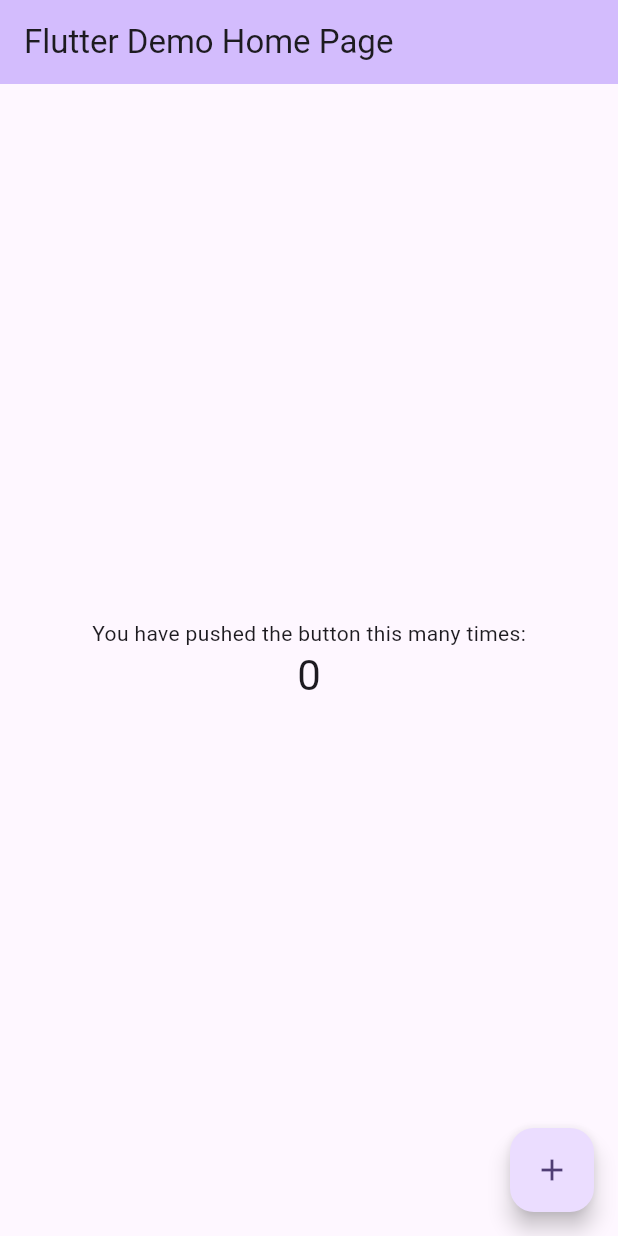
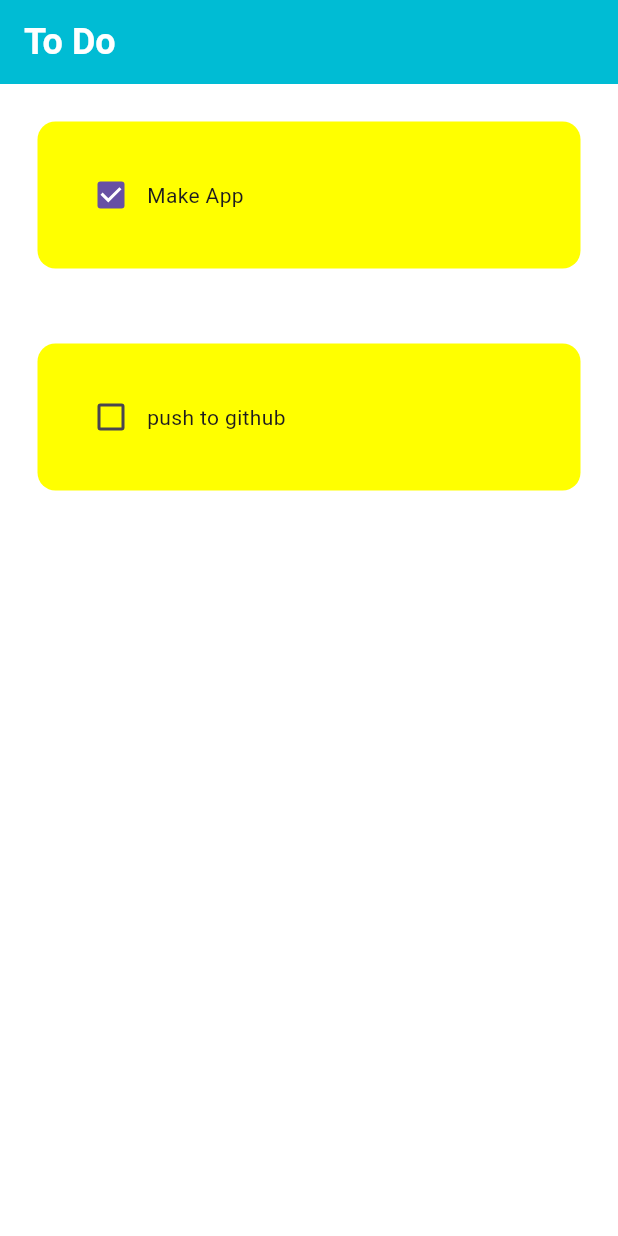
Before and after one commit to thenamanush/FinalProject, a Flutter app: the screen it shows after launch, on a phone screen of 412 x 824 dp. Run offline on Flutter 3.47's test engine with Material 3 defaults, Android fonts, the phone set to English and light mode, and no system bars.

Commit message:
todo tiles

```diff
--- a/ticktask/lib/main.dart
+++ b/ticktask/lib/main.dart
@@ -1,4 +1,5 @@
 import 'package:flutter/material.dart';
+import 'package:ticktask/pages/homepage.dart';
 
 void main() {
   runApp(const MyApp());
@@ -11,112 +12,9 @@ class MyApp extends StatelessWidget {
   @override
   Widget build(BuildContext context) {
     return MaterialApp(
-      title: 'Flutter Demo',
-      theme: ThemeData(
-        // This is the theme of your application.
-        //
-        // TRY THIS: Try running your application with "flutter run". You'll see
-        // the application has a purple toolbar. Then, without quitting the app,
-        // try changing the seedColor in the colorScheme below to Colors.green
-        // and then invoke "hot reload" (save your changes or press the "hot
-        // reload" button in a Flutter-supported IDE, or press "r" if you used
-        // the command line to start the app).
-        //
-        // Notice that the counter didn't reset back to zero; the application
-        // state is not lost during the reload. To reset the state, use hot
-        // restart instead.
-        //
-        // This works for code too, not just values: Most code changes can be
-        // tested with just a hot reload.
-        colorScheme: ColorScheme.fromSeed(seedColor: Colors.deepPurple),
-      ),
-      home: const MyHomePage(title: 'Flutter Demo Home Page'),
+      debugShowCheckedModeBanner: false,
+      home: HomePage(),
+      theme: ThemeData(primarySwatch: Colors.cyan),
     );
   }
 }
-
-class MyHomePage extends StatefulWidget {
-  const MyHomePage({super.key, required this.title});
-
-  // This widget is the home page of your application. It is stateful, meaning
-  // that it has a State object (defined below) that contains fields that affect
-  // how it looks.
-
-  // This class is the configuration for the state. It holds the values (in this
-  // case the title) provided by the parent (in this case the App widget) and
-  // used by the build method of the State. Fields in a Widget subclass are
-  // always marked "final".
-
-  final String title;
-
-  @override
-  State<MyHomePage> createState() => _MyHomePageState();
-}
-
-class _MyHomePageState extends State<MyHomePage> {
-  int _counter = 0;
-
-  void _incrementCounter() {
-    setState(() {
-      // This call to setState tells the Flutter framework that something has
-      // changed in this State, which causes it to rerun the build method below
-      // so that the display can reflect the updated values. If we changed
-      // _counter without calling setState(), then the build method would not be
-      // called again, and so nothing would appear to happen.
-      _counter++;
-    });
-  }
-
-  @override
-  Widget build(BuildContext context) {
-    // This method is rerun every time setState is called, for instance as done
-    // by the _incrementCounter method above.
-    //
-    // The Flutter framework has been optimized to make rerunning build methods
-    // fast, so that you can just rebuild anything that needs updating rather
-    // than having to individually change instances of widgets.
-    return Scaffold(
-      appBar: AppBar(
-        // TRY THIS: Try changing the color here to a specific color (to
-        // Colors.amber, perhaps?) and trigger a hot reload to see the AppBar
-        // change color while the other colors stay the same.
-        backgroundColor: Theme.of(context).colorScheme.inversePrimary,
-        // Here we take the value from the MyHomePage object that was created by
-        // the App.build method, and use it to set our appbar title.
-        title: Text(widget.title),
-      ),
-      body: Center(
-        // Center is a layout widget. It takes a single child and positions it
-        // in the middle of the parent.
-        child: Column(
-          // Column is also a layout widget. It takes a list of children and
-          // arranges them vertically. By default, it sizes itself to fit its
-          // children horizontally, and tries to be as tall as its parent.
-          //
-          // Column has various properties to control how it sizes itself and
-          // how it positions its children. Here we use mainAxisAlignment to
-          // center the children vertically; the main axis here is the vertical
-          // axis because Columns are vertical (the cross axis would be
-          // horizontal).
-          //
-          // TRY THIS: Invoke "debug painting" (choose the "Toggle Debug Paint"
-          // action in the IDE, or press "p" in the console), to see the
-          // wireframe for each widget.
-          mainAxisAlignment: MainAxisAlignment.center,
-          children: <Widget>[
-            const Text('You have pushed the button this many times:'),
-            Text(
-              '$_counter',
-              style: Theme.of(context).textTheme.headlineMedium,
-            ),
-          ],
-        ),
-      ),
-      floatingActionButton: FloatingActionButton(
-        onPressed: _incrementCounter,
-        tooltip: 'Increment',
-        child: const Icon(Icons.add),
-      ), // This trailing comma makes auto-formatting nicer for build methods.
-    );
-  }
-}
--- /dev/null
+++ b/ticktask/lib/pages/homepage.dart
@@ -0,0 +1,41 @@
+import 'package:flutter/material.dart';
+import 'package:ticktask/utils/todotile.dart';
+
+class HomePage extends StatefulWidget {
+  HomePage({super.key});
+
+  @override
+  State<HomePage> createState() => _HomePageState();
+}
+
+class _HomePageState extends State<HomePage> {
+  @override
+  Widget build(BuildContext context) {
+    return Scaffold(
+      // background color
+      backgroundColor: Colors.white,
+
+      // app bar
+      appBar: AppBar(
+        title: const Text(
+          'To Do',
+          style: TextStyle(
+            color: Colors.white,
+            fontWeight: FontWeight.bold,
+            fontSize: 24,
+          ),
+        ),
+        backgroundColor: Colors.cyan,
+        elevation: 0,
+      ),
+
+      // todo tiles
+      body: ListView(
+        children: [
+          todoList(taskName: 'Make App', flag: true, onChanged: (p0) {}),
+          todoList(taskName: 'push to github', flag: false, onChanged: (p0) {}),
+        ],
+      ),
+    );
+  }
+}
--- /dev/null
+++ b/ticktask/lib/utils/todotile.dart
@@ -0,0 +1,36 @@
+import 'package:flutter/material.dart';
+
+class todoList extends StatelessWidget {
+  final String taskName;
+  final bool flag;
+  Function(bool?)? onChanged;
+
+  todoList({
+    super.key,
+    required this.taskName,
+    required this.flag,
+    required this.onChanged,
+  });
+
+  @override
+  Widget build(BuildContext context) {
+    return Padding(
+      padding: EdgeInsets.all(25.0),
+      child: Container(
+        child: Padding(
+          padding: EdgeInsets.all(25.0),
+          child: Row(
+            children: [
+              Checkbox(value: flag, onChanged: onChanged),
+              Text(taskName),
+            ],
+          ),
+        ),
+        decoration: BoxDecoration(
+          color: Colors.yellowAccent,
+          borderRadius: BorderRadius.circular(12),
+        ),
+      ),
+    );
+  }
+}
```
